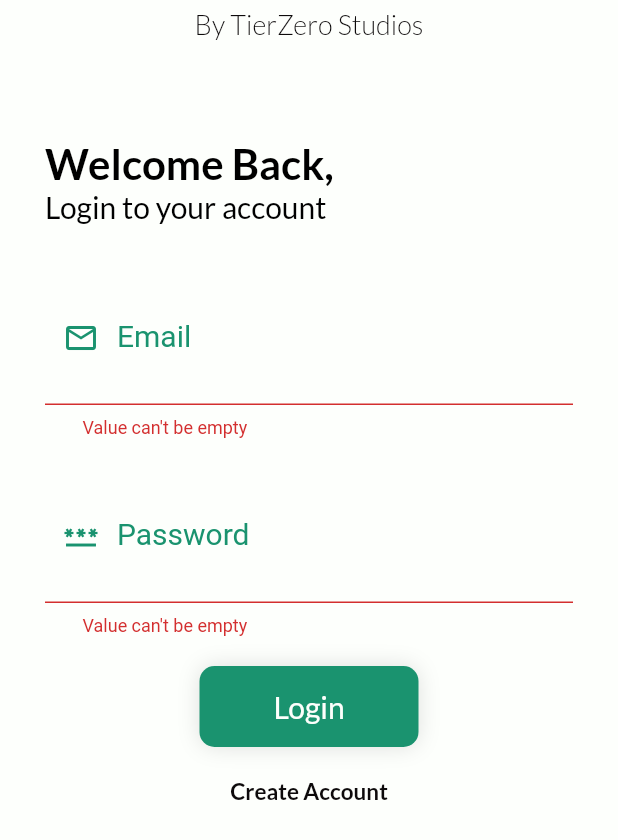
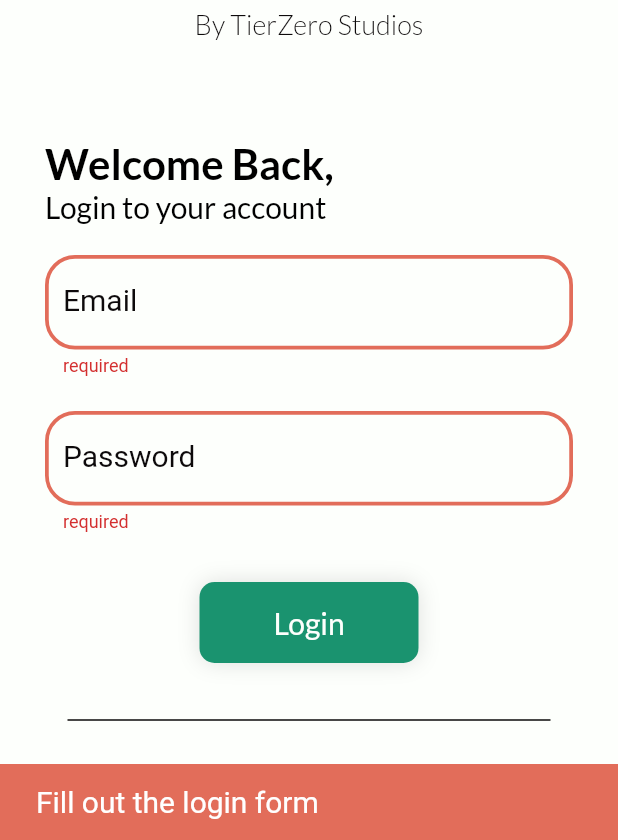
Before and after one commit to TierZer0/flutter, a Flutter app: the screen it shows after launch, after a tap on "Login", on a phone screen of 412 x 824 dp, the part 396-1236 px from its top. Run offline on Flutter 3.47's test engine with Material 2 defaults, Android fonts, the phone set to English and light mode, and no system bars; drawn by our look-alikes of reactive_forms; our stand-ins replace cloud_firestore, firebase_auth, firebase_core, font_awesome_flutter, go_router, google_fonts and 2 more; accounts and stored records are empty; Roboto replaces fonts that are missing (Poly).

Commit message:
login page inputs refactored

```diff
--- a/apps/recipe-book/lib/pages/login.page.dart
+++ b/apps/recipe-book/lib/pages/login.page.dart
@@ -1,6 +1,7 @@
 import 'package:flutter/material.dart';
 import 'package:google_fonts/google_fonts.dart';
 import 'package:provider/provider.dart';
+import 'package:reactive_forms/reactive_forms.dart';
 import 'package:recipe_book/app_model.dart';
 import 'package:recipe_book/services/auth.service.dart';
 import 'package:recipe_book/styles.dart';
@@ -17,6 +18,15 @@ class LoginPageState extends State<LoginPage> {
   void initState() {
     super.initState();
   }
+
+  FormGroup buildForm() => fb.group(
+        <String, Object>{
+          'email': FormControl<String>(
+            validators: [Validators.required, Validators.email],
+          ),
+          'password': ['', Validators.required, Validators.minLength(8)],
+        },
+      );
 
   final emailController = TextEditingController();
   var emailValidate = false;
@@ -85,37 +95,53 @@ class LoginPageState extends State<LoginPage> {
                       bottom: 20.0,
                     ),
                   ),
-                  CustomInput(
-                    padding: const EdgeInsets.symmetric(
-                      vertical: 10.0,
+                  ReactiveFormBuilder(
+                    form: buildForm,
+                    builder: (context, form, child) {
+                      return Column(
+                        children: [
+                          ReactiveTextField<String>(
+                            formControlName: 'email',
+                            validationMessages: {
+                              ValidationMessage.required: (_) => 'The email must not be empty',
+                              ValidationMessage.email: (_) =>
+                                  'The email value must be a valid email',
+                            },
+                            textInputAction: TextInputAction.next,
+                            decoration: const InputDecoration(
+                              labelText: 'Email',
+                              helperStyle: TextStyle(height: 0.7),
+                              errorStyle: TextStyle(height: 0.7),
                             ),
-                    label: 'Email',
-                    type: TextInputType.emailAddress,
-                    controller: emailController,
-                    focusColor: primaryColor,
-                    textColor: lightThemeTextColor,
-                    errorText: emailValidate ? 'Value can\'t be empty' : null,
-                    icon: const Icon(
-                      Icons.email_outlined,
+                            style: const TextStyle(
+                              color: lightThemeTextColor,
+                              fontSize: 20.0,
                             ),
-                    onTap: () {},
                           ),
-                  CustomInput(
-                    padding: const EdgeInsets.symmetric(
-                      vertical: 10.0,
+                          const SizedBox(
+                            height: 25.0,
                           ),
-                    label: 'Password',
-                    type: TextInputType.visiblePassword,
-                    controller: passwordController,
-                    focusColor: primaryColor,
-                    textColor: lightThemeTextColor,
-                    obscure: true,
-                    errorText:
-                        passwordValidate ? 'Value can\'t be empty' : null,
-                    icon: const Icon(
-                      Icons.password_outlined,
+                          ReactiveTextField<String>(
+                            formControlName: 'password',
+                            obscureText: true,
+                            validationMessages: {
+                              ValidationMessage.required: (_) => 'The password must not be empty',
+                              ValidationMessage.minLength: (_) =>
+                                  'The password must be at least 8 characters',
+                            },
+                            textInputAction: TextInputAction.done,
+                            decoration: const InputDecoration(
+                              labelText: 'Password',
+                              helperStyle: TextStyle(height: 0.7),
+                              errorStyle: TextStyle(height: 0.7),
                             ),
-                    onTap: () {},
+                            style: const TextStyle(
+                              color: lightThemeTextColor,
+                              fontSize: 20.0,
+                            ),
+                          ),
+                          const SizedBox(
+                            height: 25.0,
                           ),
                           CustomButton(
                             label: 'Login',
@@ -134,25 +160,24 @@ class LoginPageState extends State<LoginPage> {
                               fontSize: 20.0,
                             ),
                             onTap: () async {
-                      setState(() {
-                        if (emailController.value.text.isEmpty) {
-                          emailValidate = true;
-                        } else {
-                          emailValidate = false;
+                              form.markAllAsTouched();
+                              if (form.invalid) {
+                                ScaffoldMessenger.of(context).showSnackBar(
+                                  const SnackBar(
+                                    backgroundColor: tertiaryColor,
+                                    content: Text(
+                                      'Fill out the login form',
+                                      style: TextStyle(
+                                        fontSize: 20.0,
+                                      ),
+                                    ),
+                                  ),
+                                );
+                                return;
                               }
-                        if (passwordController.value.text.isEmpty) {
-                          passwordValidate = true;
-                        } else {
-                          passwordValidate = false;
-                        }
-                      });
-
-                      if (!passwordValidate && !emailValidate) {
                               await authService
                                   .emailSignIn(
-                          emailController.text,
-                          passwordController.text,
-                        )
+                                      form.control('email').value, form.control('password').value)
                                   .then(
                                 (value) {
                                   if (value.runtimeType == String) {
@@ -164,59 +189,12 @@ class LoginPageState extends State<LoginPage> {
                                   }
                                 },
                               );
-                      }
+                            },
+                          )
+                        ],
+                      );
                     },
                   ),
-                  CustomButton(
-                      buttonColor: Colors.transparent,
-                      label: 'Create Account',
-                      textStyle: GoogleFonts.lato(
-                        color: lightThemeTextColor,
-                        fontSize: 15.0,
-                        fontWeight: FontWeight.bold,
-                      ),
-                      externalPadding: EdgeInsets.symmetric(
-                        horizontal: MediaQuery.of(context).size.width * .25,
-                        vertical: 0.0,
-                      ),
-                      internalPadding: const EdgeInsets.symmetric(
-                        horizontal: 20,
-                        vertical: 10,
-                      ),
-                      boxShadows: const [],
-                      onTap: () async {
-                        setState(() {
-                          if (emailController.value.text.isEmpty) {
-                            emailValidate = true;
-                          } else {
-                            emailValidate = false;
-                          }
-                          if (passwordController.value.text.isEmpty) {
-                            passwordValidate = true;
-                          } else {
-                            passwordValidate = false;
-                          }
-                        });
-
-                        if (!passwordValidate && !emailValidate) {
-                          await authService
-                              .emailCreateAccount(
-                            emailController.text,
-                            passwordController.text,
-                          )
-                              .then(
-                            (value) {
-                              if (value.runtimeType == String) {
-                                ScaffoldMessenger.of(context).showSnackBar(
-                                  SnackBar(content: Text(value)),
-                                );
-                              } else {
-                                appModel.uid = value.uid;
-                              }
-                            },
-                          );
-                        }
-                      }),
                   const Padding(
                     padding: EdgeInsets.symmetric(
                       horizontal: 15.0,
--- a/apps/recipe-book/lib/pages/new.page.dart
+++ b/apps/recipe-book/lib/pages/new.page.dart
@@ -3,8 +3,7 @@ import 'package:go_router/go_router.dart';
 import 'package:provider/provider.dart';
 import 'package:recipe_book/app_model.dart';
 import 'package:recipe_book/styles.dart';
-import 'package:ui/general/icon-buitton.custom.dart';
-import 'package:ui/general/text.custom.dart';
+import 'package:ui/ui.dart';
 
 class NewPage extends StatefulWidget {
   const NewPage({super.key});
@@ -18,6 +17,9 @@ class NewPageState extends State<NewPage> {
   void initState() {
     super.initState();
   }
+
+  int _stepIndex = 0;
+  final GlobalKey<FormState> _formDetails = GlobalKey<FormState>();
 
   @override
   Widget build(BuildContext context) {
@@ -38,14 +40,54 @@ class NewPageState extends State<NewPage> {
             Icons.arrow_back_outlined,
             size: 30,
           ),
-          onPressed: () {},
+          onPressed: () => context.go('/'),
           color: (theme.textTheme.titleLarge?.color)!,
         ),
       ),
       body: Container(
         color: theme.scaffoldBackgroundColor,
         child: SingleChildScrollView(
-          child: Stepper(steps: []),
+          child: Stepper(
+            currentStep: _stepIndex,
+            onStepCancel: () {
+              if (_stepIndex > 0) {
+                setState(() {
+                  _stepIndex -= 1;
+                });
+              }
+            },
+            onStepContinue: () {
+              if (_stepIndex <= 0) {
+                setState(() {
+                  _stepIndex -= 1;
+                });
+              }
+            },
+            steps: [
+              Step(
+                title: CustomText(
+                  text: "Details",
+                  fontSize: 20.0,
+                  fontFamily: "Lato",
+                  color: (theme.textTheme.titleLarge?.color)!,
+                ),
+                content: Container(
+                  child: Form(
+                    key: _formDetails,
+                    child: Column(
+                      children: [],
+                    ),
+                  ),
+                ),
+              ),
+              Step(
+                title: const Text(
+                  'Ingredients',
+                ),
+                content: Container(),
+              ),
+            ],
+          ),
         ),
       ),
     );
--- a/apps/recipe-book/lib/styles.dart
+++ b/apps/recipe-book/lib/styles.dart
@@ -14,7 +14,7 @@ ThemeData buildLightTheme() {
     shadowColor: Colors.grey.withOpacity(0.3),
     inputDecorationTheme: const InputDecorationTheme(
       labelStyle: TextStyle(
-        color: primaryColor,
+        color: lightThemeTextColor,
       ),
       enabledBorder: OutlineInputBorder(
         borderRadius: BorderRadius.all(
@@ -35,6 +35,27 @@ ThemeData buildLightTheme() {
         borderRadius: BorderRadius.all(
           Radius.circular(20.0),
         ),
+      ),
+      errorBorder: OutlineInputBorder(
+        borderSide: BorderSide(
+          color: tertiaryColor,
+          width: 2.5,
+        ),
+        borderRadius: BorderRadius.all(
+          Radius.circular(20.0),
+        ),
+      ),
+      focusedErrorBorder: OutlineInputBorder(
+        borderSide: BorderSide(
+          color: tertiaryColor,
+          width: 2.5,
+        ),
+        borderRadius: BorderRadius.all(
+          Radius.circular(20.0),
+        ),
+      ),
+      errorStyle: TextStyle(
+        color: tertiaryColor,
       ),
     ),
   );
--- a/apps/recipe-book/pubspec.yaml
+++ b/apps/recipe-book/pubspec.yaml
@@ -28,6 +28,7 @@ dependencies:
   font_awesome_flutter: ^10.2.1
   google_sign_in: ^5.4.2
   go_router: ^5.2.4
+  reactive_forms: ^14.1.0
 
 dev_dependencies:
   flutter_test:
```
Also changed, not shown: apps/recipe-book/pubspec.lock. Lines whose indentation alone changed are shown as unchanged.
